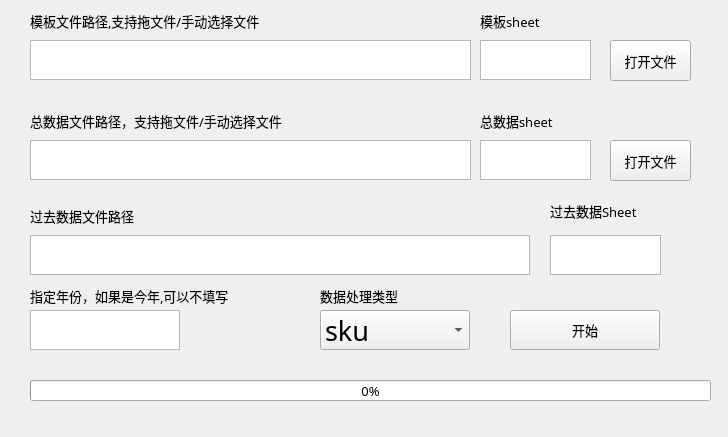
The window that ui.ui (jacklin-hxl/vindata) describes before a commit, drawn with Qt 5.
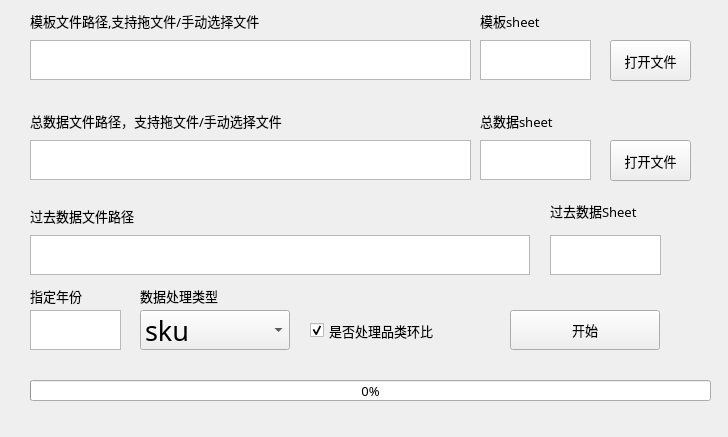
The same window after the commit.

```diff
--- a/ui.ui
+++ b/ui.ui
@@ -174,12 +174,12 @@
     <rect>
      <x>30</x>
      <y>280</y>
-     <width>291</width>
+     <width>81</width>
      <height>31</height>
     </rect>
    </property>
    <property name="text">
-    <string>指定年份，如果是今年,可以不填写</string>
+    <string>指定年份</string>
    </property>
   </widget>
   <widget class="QTextEdit" name="textEdit">
@@ -187,7 +187,7 @@
     <rect>
      <x>30</x>
      <y>310</y>
-     <width>150</width>
+     <width>91</width>
      <height>40</height>
     </rect>
    </property>
@@ -195,7 +195,7 @@
   <widget class="QComboBox" name="type_ComboBox">
    <property name="geometry">
     <rect>
-     <x>320</x>
+     <x>140</x>
      <y>310</y>
      <width>150</width>
      <height>40</height>
@@ -269,7 +269,7 @@
   <widget class="QLabel" name="label_3">
    <property name="geometry">
     <rect>
-     <x>320</x>
+     <x>140</x>
      <y>280</y>
      <width>121</width>
      <height>31</height>
@@ -292,6 +292,25 @@
     <number>0</number>
    </property>
   </widget>
+  <widget class="QCheckBox" name="checkBox">
+   <property name="enabled">
+    <bool>true</bool>
+   </property>
+   <property name="geometry">
+    <rect>
+     <x>310</x>
+     <y>300</y>
+     <width>181</width>
+     <height>61</height>
+    </rect>
+   </property>
+   <property name="text">
+    <string>是否处理品类环比</string>
+   </property>
+   <property name="checked">
+    <bool>true</bool>
+   </property>
+  </widget>
  </widget>
  <resources/>
  <connections/>
```
